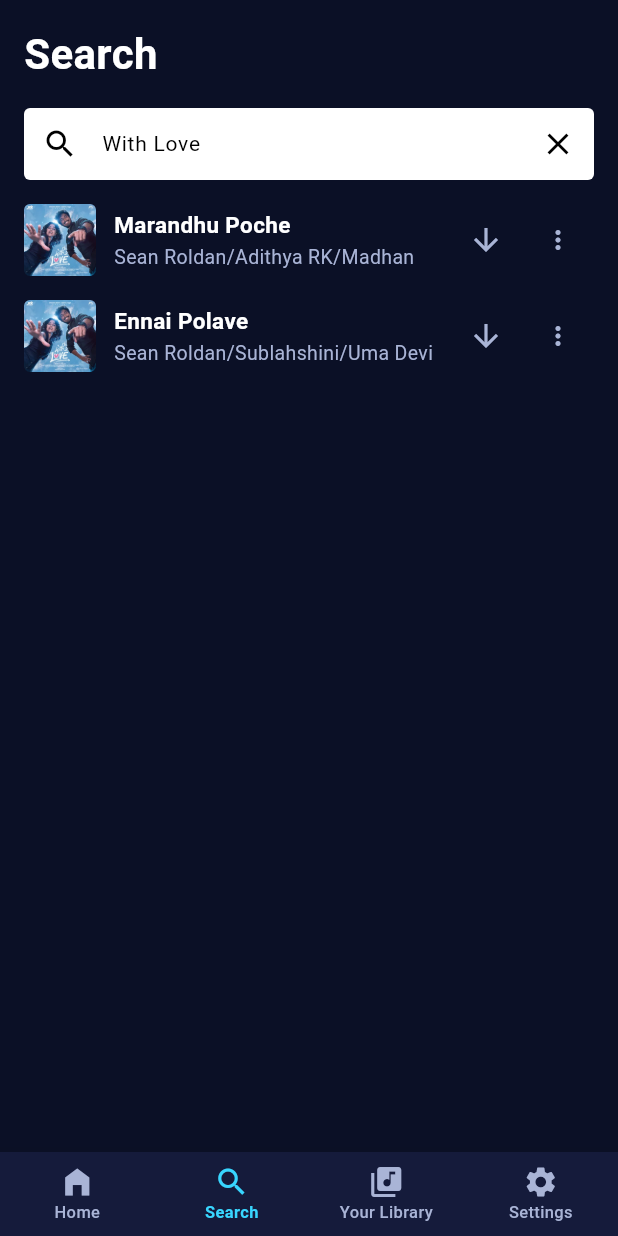
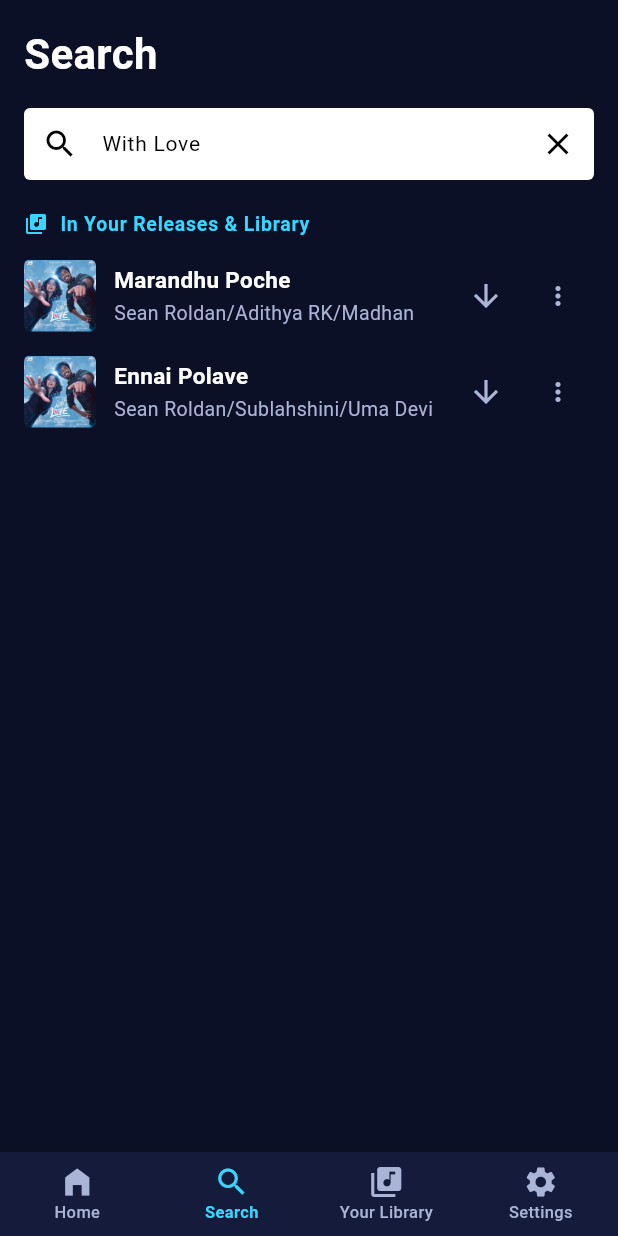
Before and after one commit to Ajaykrishnan137/Spotify-clone, a Flutter app: the SearchView screen opened by its route, after a tap on "With Love", on a phone screen of 412 x 824 dp. Run offline on Flutter 3.47's test engine with Material 3 defaults, Android fonts, the phone set to English and light mode, and no system bars; our stand-ins replace audio_service, cached_network_image, connectivity_plus, drift, equatable, flutter_riverpod and 5 more; missing offline and left inert: audio_session, cryptography, dart_des; accounts and stored records are empty; generated files the repository leaves out were written again; network calls fail; statements that could not run were skipped.

Commit message:
feat(search): add live online search by song/movie name with 320kbps streaming & downloading

```diff
--- /dev/null
+++ b/lib/core/services/online_music_search_service.dart
@@ -0,0 +1,128 @@
+import 'dart:convert';
+import 'package:dart_des/dart_des.dart';
+import 'package:http/http.dart' as http;
+import '../../models/song_model.dart';
+
+/// Service that searches for any song or movie song globally in real time,
+/// extracts high-quality 320kbps audio streams, and provides playable SongModel instances.
+class OnlineMusicSearchService {
+  static const String _key = '38346591'; // JioSaavn DES encryption key
+
+  /// Decrypts JioSaavn encrypted media url into direct streaming URL
+  static String? decryptMediaUrl(String encryptedBase64) {
+    try {
+      final des = DES(
+        key: _key.codeUnits,
+        mode: DESMode.ECB,
+        paddingType: DESPaddingType.PKCS5,
+      );
+      final decodedBytes = base64.decode(encryptedBase64.trim());
+      final decryptedBytes = des.decrypt(decodedBytes);
+      final url = utf8.decode(decryptedBytes).trim();
+      // Upgrade stream quality to 320kbps MP4/AAC
+      return url.replaceAll('_96.mp4', '_320.mp4').replaceAll('_160.mp4', '_320.mp4');
+    } catch (_) {
+      return null;
+    }
+  }
+
+  /// Clean HTML entities (e.g. &quot; -> ", &amp; -> &)
+  static String _cleanText(String text) {
+    return text
+        .replaceAll('&quot;', '"')
+        .replaceAll('&amp;', '&')
+        .replaceAll('&#039;', "'")
+        .replaceAll('&lt;', '<')
+        .replaceAll('&gt;', '>');
+  }
+
+  /// Search online catalog by song name, movie name, or artist name
+  static Future<List<SongModel>> searchOnline(String query, {int limit = 15}) async {
+    final cleanQuery = query.trim();
+    if (cleanQuery.isEmpty) return [];
+
+    final encodedQuery = Uri.encodeComponent(cleanQuery);
+    final url = Uri.parse(
+      'https://www.jiosaavn.com/api.php?__call=search.getResults'
+      '&_format=json&_marker=0&api_version=4&ctx=web6dot0'
+      '&p=1&n=$limit&q=$encodedQuery',
+    );
+
+    try {
+      final response = await http.get(
+        url,
+        headers: {
+          'User-Agent':
+              'Mozilla/5.0 (Windows NT 10.0; Win64; x64) AppleWebKit/537.36 (KHTML, like Gecko) Chrome/120.0.0.0 Safari/537.36',
+          'Accept': 'application/json',
+        },
+      ).timeout(const Duration(seconds: 8));
+
+      if (response.statusCode != 200) return [];
+
+      final dynamic data = json.decode(response.body);
+      if (data is! Map<String, dynamic>) return [];
+
+      final dynamic resultsRaw = data['results'];
+      if (resultsRaw is! List) return [];
+
+      final List<SongModel> songs = [];
+
+      for (final item in resultsRaw) {
+        if (item is! Map<String, dynamic>) continue;
+
+        final moreInfo = item['more_info'];
+        if (moreInfo is! Map<String, dynamic>) continue;
+
+        final encryptedUrl = moreInfo['encrypted_media_url'] as String?;
+        if (encryptedUrl == null || encryptedUrl.isEmpty) continue;
+
+        final streamUrl = decryptMediaUrl(encryptedUrl);
+        if (streamUrl == null || streamUrl.isEmpty) continue;
+
+        final rawTitle = (item['title'] ?? item['song'] ?? 'Unknown Song').toString();
+        final rawAlbum = (moreInfo['album'] ?? item['album'] ?? 'Single').toString();
+        final rawArtist = (moreInfo['primary_artists'] ?? item['subtitle'] ?? 'Various Artists').toString();
+
+        final title = _cleanText(rawTitle);
+        final album = _cleanText(rawAlbum);
+        final artist = _cleanText(rawArtist);
+
+        // High quality cover art (upgrade 150x150 to 500x500)
+        String coverUrl = (item['image'] as String? ?? '').trim();
+        if (coverUrl.isNotEmpty) {
+          coverUrl = coverUrl.replaceAll('150x150', '500x500');
+        } else {
+          coverUrl = 'https://images.unsplash.com/photo-1511671782779-c97d3d27a1d4?w=500&q=80';
+        }
+
+        // Duration in seconds -> ms
+        int durationMs = 0;
+        final durRaw = moreInfo['duration'];
+        if (durRaw != null) {
+          final durSec = int.tryParse(durRaw.toString()) ?? 0;
+          durationMs = durSec * 1000;
+        }
+
+        final songId = (item['id'] ?? DateTime.now().millisecondsSinceEpoch).toString();
+
+        songs.add(
+          SongModel(
+            id: 'online_$songId',
+            title: title,
+            artist: artist,
+            album: album,
+            durationMs: durationMs,
+            coverUrl: coverUrl,
+            storagePath: streamUrl,
+            genre: (item['language'] as String? ?? 'New Release').toUpperCase(),
+          ),
+        );
+      }
+
+      return songs;
+    } catch (_) {
+      return [];
+    }
+  }
+}
--- a/lib/views/search/search_view.dart
+++ b/lib/views/search/search_view.dart
@@ -9,6 +9,7 @@ import '../shared_widgets/song_tile.dart';
 import '../shared_widgets/empty_view.dart';
 import '../shared_widgets/spotify_logo.dart';
 import '../../core/services/cloud_catalog_service.dart';
+import '../../core/services/online_music_search_service.dart';
 import '../playlist/playlist_detail_view.dart';
 
 class SearchView extends ConsumerStatefulWidget {
@@ -41,10 +42,16 @@ class _SearchViewState extends ConsumerState<SearchView> {
     });
   }
 
+  List<SongModel> _catalogResults = [];
+  List<SongModel> _onlineResults = [];
+
   Future<void> _performSearch(String query) async {
-    if (query.trim().isEmpty) {
+    final cleanQuery = query.trim();
+    if (cleanQuery.isEmpty) {
       setState(() {
         _results = [];
+        _catalogResults = [];
+        _onlineResults = [];
         _isLoading = false;
       });
       return;
@@ -55,12 +62,29 @@ class _SearchViewState extends ConsumerState<SearchView> {
     });
 
     final searchService = ref.read(cloudCatalogServiceProvider);
-    final results = await searchService.searchSongs(query);
+    final catalogMatches = await searchService.searchSongs(cleanQuery);
 
     if (mounted) {
       setState(() {
+        _catalogResults = catalogMatches;
+        _results = catalogMatches;
+      });
+    }
+
+    // Always fetch live online matches by song/movie name for new released songs
+    final onlineMatches = await OnlineMusicSearchService.searchOnline(cleanQuery);
+
+    if (mounted) {
+      // Deduplicate: avoid songs already matched in catalog by title and artist
+      final existingTitles = _catalogResults.map((s) => s.title.toLowerCase().trim()).toSet();
+      final filteredOnline = onlineMatches.where((s) {
+        return !existingTitles.contains(s.title.toLowerCase().trim());
+      }).toList();
+
+      setState(() {
+        _onlineResults = filteredOnline;
+        _results = [..._catalogResults, ..._onlineResults];
         _isLoading = false;
-        _results = results;
       });
     }
   }
@@ -271,11 +295,31 @@ class _SearchViewState extends ConsumerState<SearchView> {
                             subtitle: 'Please check your spelling or try another keyword.',
                             icon: Icons.music_off,
                           )
-                        : ListView.builder(
+                        : ListView(
                             key: const ValueKey('results_list'),
-                            itemCount: _results.length,
-                            itemBuilder: (context, index) {
-                              final song = _results[index];
+                            children: [
+                              if (_catalogResults.isNotEmpty) ...[
+                                const Padding(
+                                  padding: EdgeInsets.fromLTRB(16, 12, 16, 6),
+                                  child: Row(
+                                    children: [
+                                      Icon(Icons.library_music, size: 16, color: AppColors.cyanAccent),
+                                      SizedBox(width: 8),
+                                      Text(
+                                        'In Your Releases & Library',
+                                        style: TextStyle(
+                                          color: AppColors.cyanAccent,
+                                          fontSize: 13,
+                                          fontWeight: FontWeight.bold,
+                                          letterSpacing: 0.5,
+                                        ),
+                                      ),
+                                    ],
+                                  ),
+                                ),
+                                ..._catalogResults.asMap().entries.map((entry) {
+                                  final index = entry.key;
+                                  final song = entry.value;
                                   return SongTile(
                                     song: song,
                                     isPlaying: playerState.currentSong?.id == song.id,
@@ -288,7 +332,47 @@ class _SearchViewState extends ConsumerState<SearchView> {
                                           );
                                     },
                                   );
+                                }),
+                              ],
+                              if (_onlineResults.isNotEmpty) ...[
+                                Padding(
+                                  padding: EdgeInsets.fromLTRB(16, _catalogResults.isNotEmpty ? 18 : 10, 16, 6),
+                                  child: const Row(
+                                    children: [
+                                      Icon(Icons.public, size: 16, color: Color(0xFF38D6FF)),
+                                      SizedBox(width: 8),
+                                      Text(
+                                        'New Releases & Global Search',
+                                        style: TextStyle(
+                                          color: Color(0xFF38D6FF),
+                                          fontSize: 13,
+                                          fontWeight: FontWeight.bold,
+                                          letterSpacing: 0.5,
+                                        ),
+                                      ),
+                                    ],
+                                  ),
+                                ),
+                                ..._onlineResults.asMap().entries.map((entry) {
+                                  final relIndex = entry.key;
+                                  final absIndex = _catalogResults.length + relIndex;
+                                  final song = entry.value;
+                                  return SongTile(
+                                    song: song,
+                                    isPlaying: playerState.currentSong?.id == song.id,
+                                    onTap: () {
+                                      _onSearchSubmitted(_searchController.text);
+                                      ref.read(audioPlayerControllerProvider.notifier).playSong(
+                                            song,
+                                            queue: _results,
+                                            index: absIndex,
+                                          );
                                     },
+                                  );
+                                }),
+                              ],
+                              const SizedBox(height: Dimensions.space64),
+                            ],
                           ),
               ),
             ),
--- a/pubspec.yaml
+++ b/pubspec.yaml
@@ -34,6 +34,7 @@ dependencies:
   # Security & Encryption
   cryptography: ^2.7.2
   flutter_secure_storage: ^9.2.2
+  dart_des: ^1.0.2
 
   # UI, Images & Routing
   cached_network_image: ^3.3.1
```
Also changed, not shown: 9 other files. Lines whose indentation alone changed are shown as unchanged.
